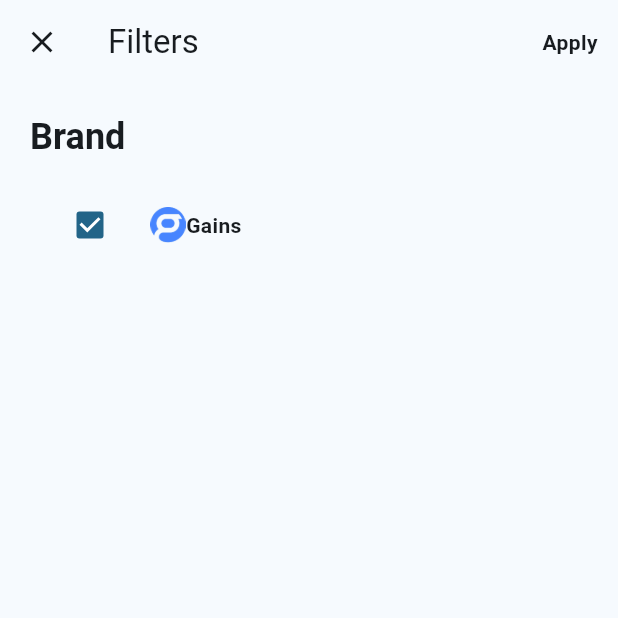
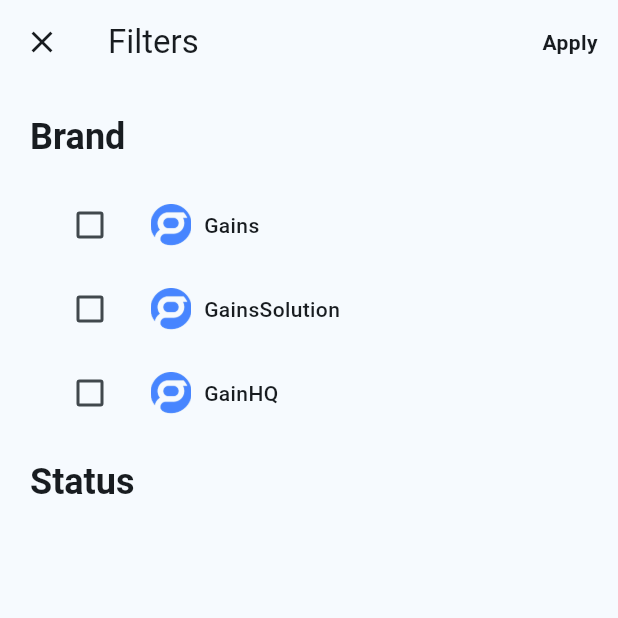
Before and after one commit to marufrobin/gain_solutions_task, a Flutter app: the FilterScreen screen opened by its route, on a phone screen of 412 x 824 dp, the top half of it. Run offline on Flutter 3.47's test engine with Material 3 defaults, Android fonts, the phone set to English and light mode, and no system bars; our stand-ins replace bloc, equatable, flutter_bloc, flutter_svg, go_router; network calls fail.

Commit message:
feat: Implement brand filter in filter screen
- Converted FilterScreen to StatefulWidget.
- Implemented brand selection logic using _selectedBrand.
- Displayed TicketBrand options with checkboxes in a ListView.

```diff
--- a/lib/features/tickets/presentation/filter_screen.dart
+++ b/lib/features/tickets/presentation/filter_screen.dart
@@ -1,11 +1,21 @@
+import 'dart:developer';
+
 import 'package:flutter/material.dart';
 import 'package:flutter_svg/svg.dart';
 import 'package:go_router/go_router.dart';
 
 import '../../../app_config/app_assets_path.dart';
+import '../../../models/ticket_model.dart';
 
-class FilterScreen extends StatelessWidget {
+class FilterScreen extends StatefulWidget {
   const FilterScreen({super.key});
+
+  @override
+  State<FilterScreen> createState() => _FilterScreenState();
+}
+
+class _FilterScreenState extends State<FilterScreen> {
+  TicketBrand? _selectedBrand;
 
   @override
   Widget build(BuildContext context) {
@@ -51,25 +61,74 @@ class FilterScreen extends StatelessWidget {
               ),
             ),
             const SizedBox(height: 16),
-            ListTile(
-              title: Row(
-                children: [
-                  Image.asset(AppAssetsPath.logoPNG, width: 24, height: 24),
-                  Text(
-                    'Gains',
-                    style: theme.textTheme.bodyMedium?.copyWith(
-                      color: theme.colorScheme.onSurface,
-                      fontSize: 14,
-                      fontWeight: FontWeight.w600,
-                    ),
-                  ),
-                ],
+            _brandCheckList(theme),
+            const SizedBox(height: 16),
+            Text(
+              'Status',
+              style: theme.textTheme.titleLarge?.copyWith(
+                color: theme.colorScheme.onSurface,
+                fontSize: 24,
+                fontWeight: FontWeight.w600,
               ),
-              leading: Checkbox(value: true, onChanged: (value) {}),
             ),
           ],
         ),
       ),
     );
   }
+
+  ListView _brandCheckList(ThemeData theme) {
+    return ListView.builder(
+      shrinkWrap: true,
+      itemCount: TicketBrand.values.length,
+      itemBuilder: (context, index) {
+        final isSelected =
+            _selectedBrand == TicketBrand.values.elementAt(index);
+        void onChanged() {
+          setState(() {
+            _selectedBrand = TicketBrand.values.elementAt(index);
+          });
+        }
+
+        return InkWell(
+          onTap: onChanged,
+          child: _brandWidget(
+            theme: theme,
+            title: TicketBrand.values.elementAt(index).name,
+            isSelected: isSelected,
+            onChanged: (value) {
+              log(name: "value", value.toString());
+
+              if (value != null && value) onChanged();
+            },
+          ),
+        );
+      },
+    );
+  }
+
+  ListTile _brandWidget({
+    required ThemeData theme,
+    required String title,
+    required bool isSelected,
+    required Function(bool?) onChanged,
+  }) {
+    return ListTile(
+      title: Row(
+        spacing: 8,
+        children: [
+          Image.asset(AppAssetsPath.logoPNG, width: 28, height: 28),
+          Text(
+            title,
+            style: theme.textTheme.bodyMedium?.copyWith(
+              color: theme.colorScheme.onSurface,
+              fontSize: 14,
+              fontWeight: FontWeight.w500,
+            ),
+          ),
+        ],
+      ),
+      leading: Checkbox(value: isSelected, onChanged: onChanged),
+    );
+  }
 }
```
